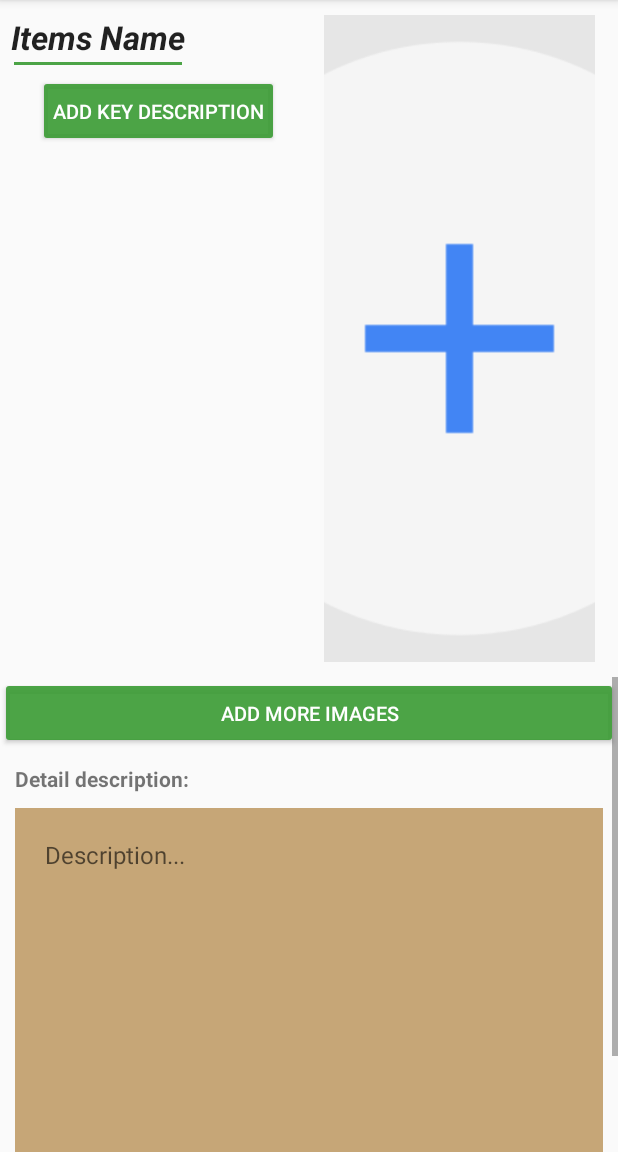
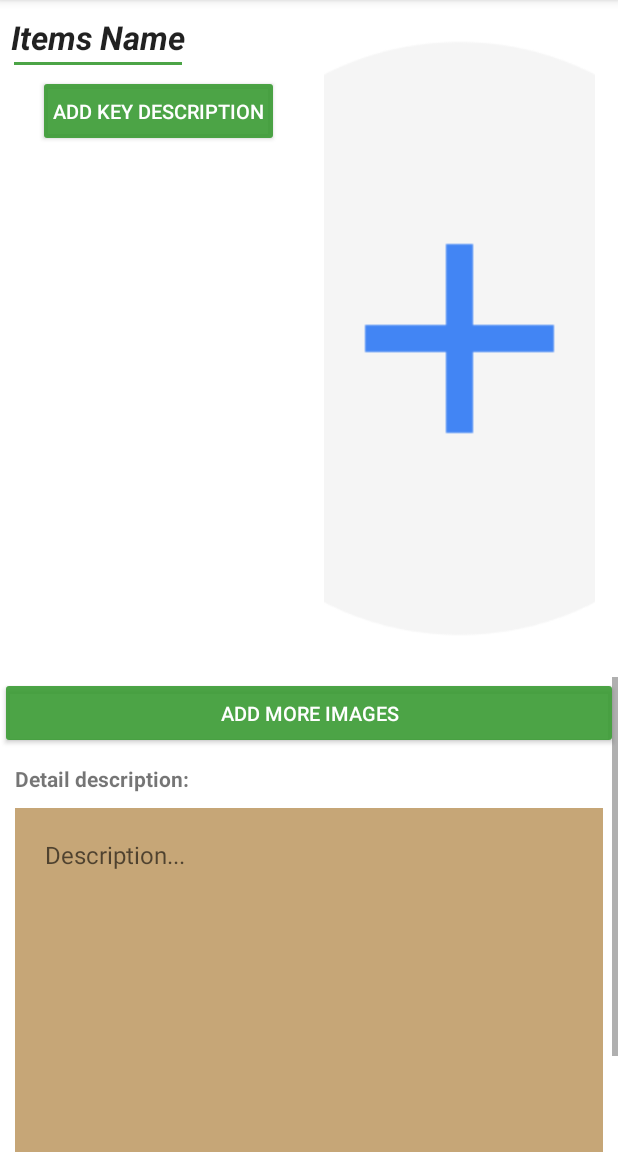
Before and after one commit to chewenkai/NFC-inventory, an Android app: the fragment ItemDetailFrag shown on its own in the app's theme, on a phone screen of 412 x 824 dp, the part 84-1236 px from its top. Run offline under Robolectric (Android 15) with nearby library versions, the phone set to English and light mode, and no system bars; our stand-ins replace Picasso; libraries missing offline, so code that uses them is left out: com.nbsp.materialfilepicker, org.greenrobot.greendao.

Commit message:
remove all the frame(cardview)

```diff
--- a/app/src/main/res/layout/activity_main.xml
+++ b/app/src/main/res/layout/activity_main.xml
@@ -5,6 +5,7 @@
     android:id="@+id/activity_main"
     android:layout_width="match_parent"
     android:layout_height="match_parent"
+    android:background="@color/white"
     tools:context="com.kevin.rfidmanager.Activity.MainActivity">
 
     <android.support.design.widget.TabLayout
@@ -12,6 +13,7 @@
         android:layout_width="match_parent"
         android:layout_height="wrap_content"
         app:tabSelectedTextColor="@color/colorPrimary"
+        android:background="@color/white"
         app:tabTextAppearance="@style/MyTabLayoutTextAppearance"
         android:minHeight="?attr/actionBarSize"
         android:layout_alignParentTop="true"
@@ -24,6 +26,7 @@
         android:id="@+id/pager"
         android:layout_width="match_parent"
         android:layout_height="match_parent"
+        android:background="@color/white"
         android:layout_below="@+id/tab_layout" />
 
 
--- a/app/src/main/res/layout/item_add_layout.xml
+++ b/app/src/main/res/layout/item_add_layout.xml
@@ -2,12 +2,14 @@
 <RelativeLayout xmlns:android="http://schemas.android.com/apk/res/android"
     android:layout_width="match_parent"
     android:layout_height="match_parent"
+    android:background="@color/white"
     android:orientation="vertical">
 
     <LinearLayout
         android:layout_width="match_parent"
         android:layout_height="match_parent"
         android:orientation="vertical"
+        android:background="@color/white"
         android:layout_alignParentTop="true"
         android:layout_alignParentLeft="true"
         android:layout_alignParentStart="true">
@@ -61,6 +63,7 @@
                     <ListView
                         android:id="@+id/listview_item_key_des"
                         android:layout_width="wrap_content"
+                        android:background="@color/white"
                         android:layout_height="0dp"
                         android:layout_weight="1"
                         android:divider="@null"
@@ -79,18 +82,14 @@
                         android:textColor="@color/white" />
                 </LinearLayout>
 
-                <android.support.v7.widget.CardView xmlns:android="http://schemas.android.com/apk/res/android"
-                    xmlns:card_view="http://schemas.android.com/apk/res-auto"
+                <FrameLayout xmlns:android="http://schemas.android.com/apk/res/android"
                     android:layout_width="wrap_content"
                     android:layout_height="wrap_content"
                     android:layout_gravity="center"
                     android:layout_margin="10dp"
                     android:layout_weight="1"
                     android:clickable="true"
-                    android:padding="0dp"
-                    card_view:cardBackgroundColor="#E6E6E6"
-                    card_view:cardCornerRadius="0dp"
-                    card_view:cardElevation="0dp">
+                    android:padding="0dp">
 
                     <ImageView
                         android:id="@+id/iamgeview_main_image"
@@ -100,7 +99,7 @@
                         android:scaleType="centerCrop"
                         android:src="@drawable/add_image" />
 
-                </android.support.v7.widget.CardView>
+                </FrameLayout>
 
             </LinearLayout>
         </RelativeLayout>
--- a/app/src/main/res/layout/item_list_layout.xml
+++ b/app/src/main/res/layout/item_list_layout.xml
@@ -2,6 +2,7 @@
 <RelativeLayout xmlns:android="http://schemas.android.com/apk/res/android"
     android:layout_width="match_parent"
     android:layout_height="match_parent"
+    android:background="@color/white"
     xmlns:app="http://schemas.android.com/apk/res-auto"
     android:orientation="vertical">
 
--- a/app/src/main/res/values/styles.xml
+++ b/app/src/main/res/values/styles.xml
@@ -10,7 +10,7 @@
 
 
     <style name="MyTabLayoutTextAppearance" parent="TextAppearance.AppCompat.Widget.ActionBar.Title.Inverse">
-        <item name="android:textSize">13sp</item>
+        <item name="android:textSize">11sp</item>
         <item name="android:textAllCaps">true</item>
         <item name="android:textColor">#000000</item>
     </style>
```
Also changed, not shown: app/src/main/res/layout/gallary_layout.xml (+3 -7 lines).
